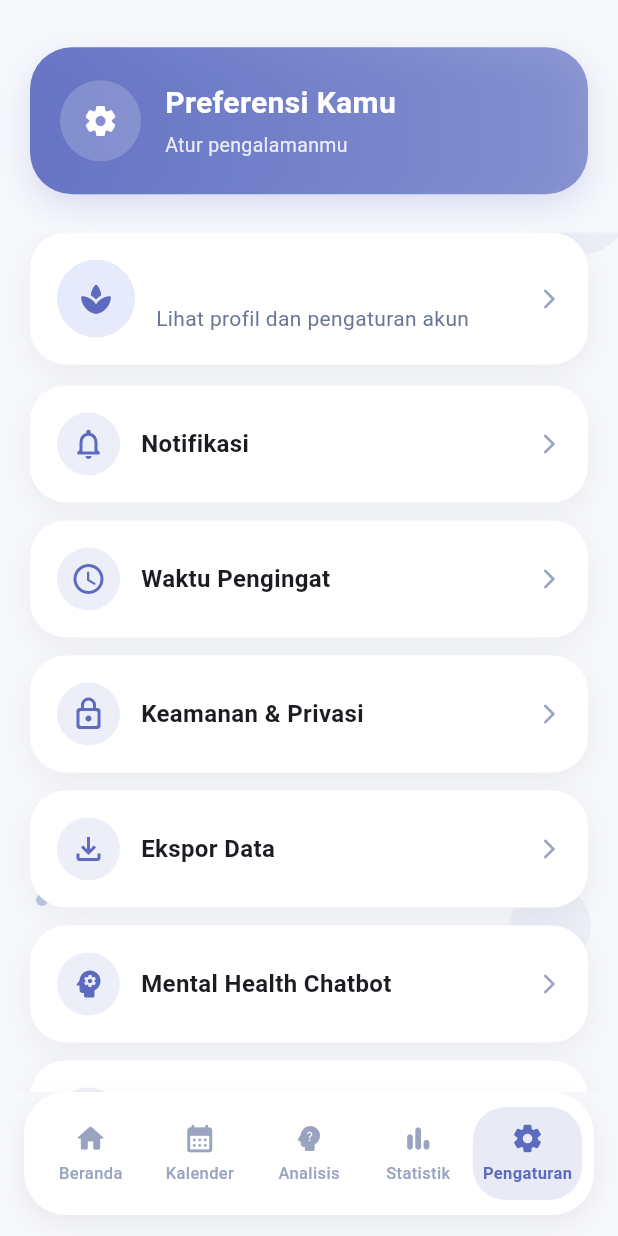
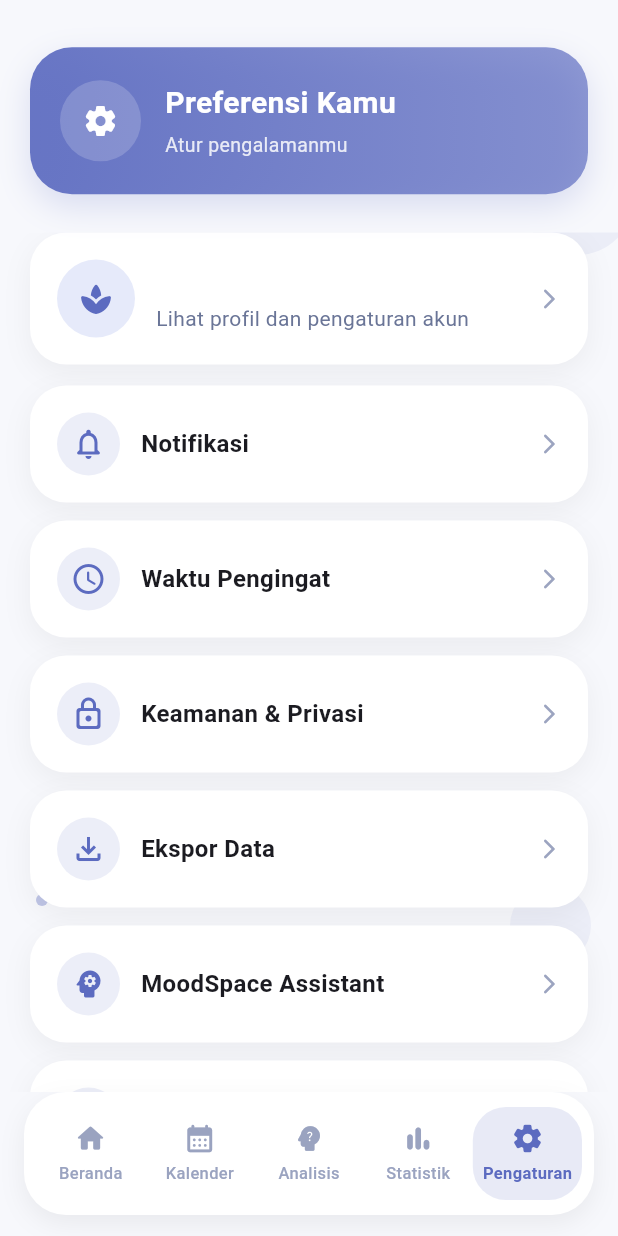
Before and after one commit to paniabisnis-commits/moodspace, a Flutter app: the HomeScreen screen opened directly with empty values, item 5 of the bottom bar chosen, on a phone screen of 412 x 824 dp. Run offline on Flutter 3.47's test engine with Material 3 defaults, Android fonts, the phone set to English and light mode, and no system bars; our stand-ins replace confetti, package_info_plus.

Commit message:
docs: enhance PRD with MoodSpace Assistant Screen

```diff
--- a/lib/screens/home_screen.dart
+++ b/lib/screens/home_screen.dart
@@ -845,7 +845,7 @@ class _HomeScreenState extends State<HomeScreen> {
                       ),
 
                       (
-                        'Mental Health Chatbot',
+                        'MoodSpace Assistant',
                         Icons.psychology_rounded,
                         _openMentalHealthChatbot,
                       ),
```
Also changed, not shown: 1 other file.
